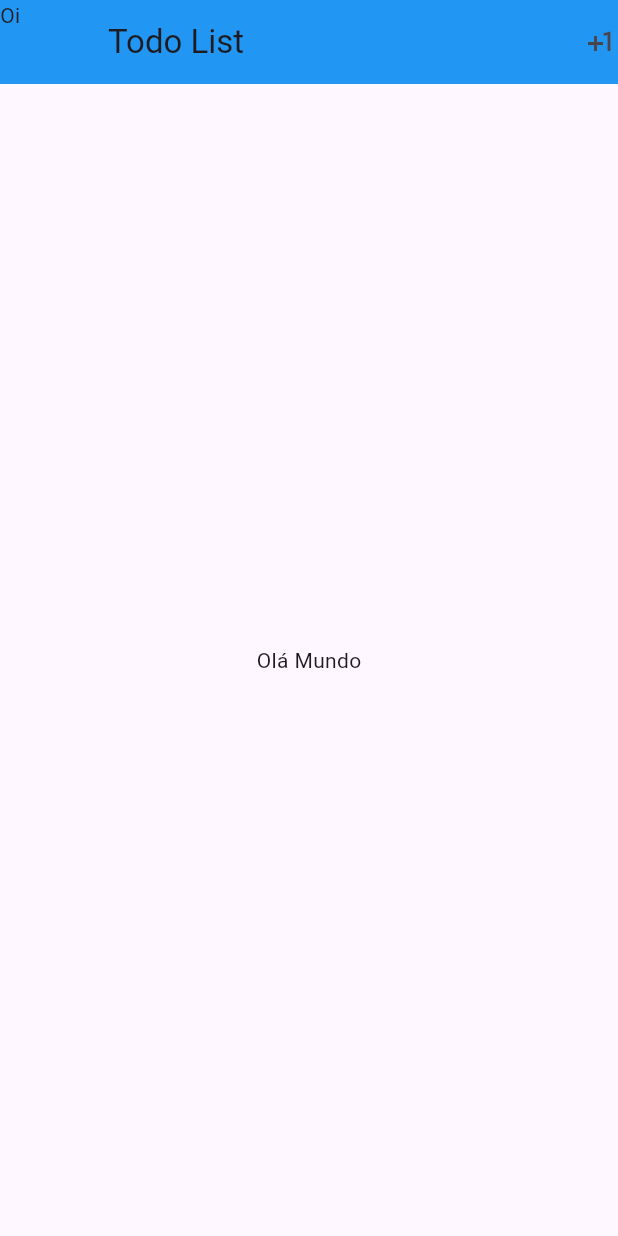
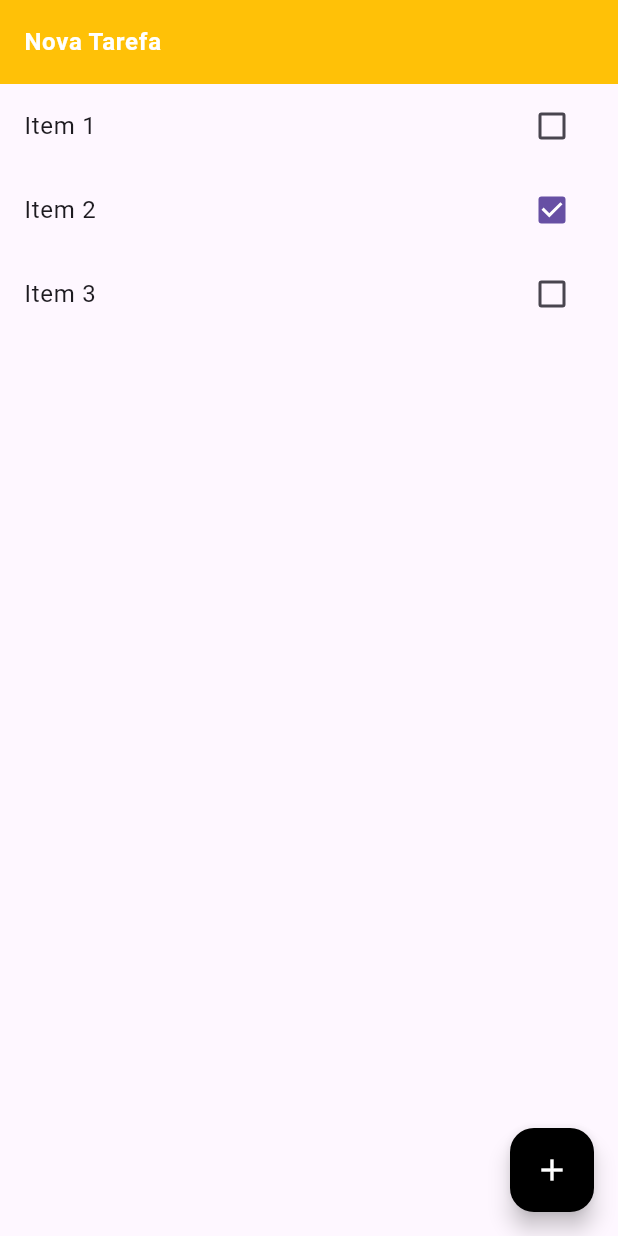
Before and after one commit to JoaoLuis45/TodoList, a Flutter app: the screen it shows after launch, on a phone screen of 412 x 824 dp. Run offline on Flutter 3.47's test engine with Material 3 defaults, Android fonts, the phone set to English and light mode, and no system bars.

Commit message:
feat: add appBar, Body, FlaotActionButton, ListView and Model Item

```diff
--- a/lib/main.dart
+++ b/lib/main.dart
@@ -1,3 +1,6 @@
+// ignore_for_file: prefer_const_constructors, sort_child_properties_last
+
+import 'package:curso/models/item.dart';
 import 'package:flutter/material.dart';
 
 void main() {
@@ -13,31 +16,94 @@ class App extends StatelessWidget {
         title: 'Flutter Demo',
         debugShowCheckedModeBanner: false,
         theme: ThemeData(
-          primarySwatch: Colors.blue,
+          primarySwatch: Colors.amber,
           useMaterial3: true,
         ),
-        home: const HomePage());
+        home: HomePage());
   }
 }
 
-class HomePage extends StatelessWidget {
-  const HomePage({super.key});
+class HomePage extends StatefulWidget {
+  List<Item>? items;
+
+  HomePage() {
+    items = [];
+    items?.add(Item(title: 'Item 1', done: false));
+    items?.add(Item(title: 'Item 2', done: true));
+    items?.add(Item(title: 'Item 3', done: false));
+  }
+
+  @override
+  State<HomePage> createState() => _HomePageState();
+}
+
+class _HomePageState extends State<HomePage> {
+  var newTaksCrtl = TextEditingController();
+  void add() {
+    setState(() {
+      if (newTaksCrtl.text != '') {
+        widget.items?.add(Item(title: newTaksCrtl.text, done: false));
+        newTaksCrtl.clear();
+      }
+    });
+  }
+
+  void remove(int index) {
+    setState(() {
+      widget.items!.removeAt(index);
+    });
+  }
 
   @override
   Widget build(BuildContext context) {
     return Scaffold(
       appBar: AppBar(
-        title: const Text("Todo List"),
-        leading: const Text('Oi'),
-        backgroundColor: Colors.blue,
-        actions: const [
-          Icon(Icons.plus_one),
-        ],
+        title: TextFormField(
+          controller: newTaksCrtl,
+          keyboardType: TextInputType.text,
+          style: TextStyle(
+            color: Colors.white,
+            fontSize: 22,
+            fontWeight: FontWeight.bold,
+          ),
+          decoration: InputDecoration(
+            label: Text("Nova Tarefa"),
+            labelStyle: TextStyle(
+              color: Colors.white,
+              fontWeight: FontWeight.bold,
+            ),
+          ),
+        ),
+        backgroundColor: Colors.amber,
       ),
-      body: Container(
-        child: const Center(
-          child: Text('Olá Mundo'),
+      body: ListView.builder(
+          itemBuilder: (BuildContext ctxt, int index) {
+            final item = widget.items?[index];
+            return Dismissible(
+              key: Key(item?.title ?? 'Sem Titulo'),
+              child: CheckboxListTile(
+                  title: Text(item?.title ?? 'Sem Titulo'),
+                  value: item?.done,
+                  onChanged: (value) {
+                    setState(() {
+                      item!.done = value!;
+                    });
+                  }),
+              background: Container(
+                color: const Color.fromARGB(255, 255, 17, 0).withOpacity(0.8),
+              ),
+              onDismissed: (direction) => {print(direction)},
+              direction: DismissDirection.startToEnd,
+            );
+          },
+          itemCount: widget.items?.length),
+      floatingActionButton: FloatingActionButton(
+        child: Icon(
+          Icons.add,
+          color: Colors.white,
         ),
+        backgroundColor: Colors.black,
+        onPressed: add,
       ),
     );
   }
--- a/lib/models/item.dart
+++ b/lib/models/item.dart
@@ -1,8 +1,8 @@
 class Item {
-  String? title;
-  bool? done;
+   String? title;
+   bool? done;
 
-  Item({required this.title, required this.done});
+  Item({this.title = '',this.done = false});
 
   Item.fromJson(Map<String, dynamic> json) {
     title = json['title'];
--- a/pubspec.yaml
+++ b/pubspec.yaml
@@ -2,7 +2,7 @@ name: curso
 description: A new Flutter project.
 # The following line prevents the package from being accidentally published to
 # pub.dev using `flutter pub publish`. This is preferred for private packages.
-publish_to: 'none' # Remove this line if you wish to publish to pub.dev
+publish_to: "none" # Remove this line if you wish to publish to pub.dev
 
 # The following defines the version and build number for your application.
 # A version number is three numbers separated by dots, like 1.2.43
@@ -19,7 +19,7 @@ publish_to: 'none' # Remove this line if you wish to publish to pub.dev
 version: 1.0.0+1
 
 environment:
-  sdk: '>=3.1.0 <4.0.0'
+  sdk: ">=3.1.0 <4.0.0"
 
 # Dependencies specify other packages that your package needs in order to work.
 # To automatically upgrade your package dependencies to the latest versions
@@ -30,7 +30,6 @@ environment:
 dependencies:
   flutter:
     sdk: flutter
-
 
   # The following adds the Cupertino Icons font to your application.
   # Use with the CupertinoIcons class for iOS style icons.
@@ -52,7 +51,6 @@ dev_dependencies:
 
 # The following section is specific to Flutter packages.
 flutter:
-
   # The following line ensures that the Material Icons font is
   # included with your application, so that you can use the icons in
   # the material Icons class.
```
